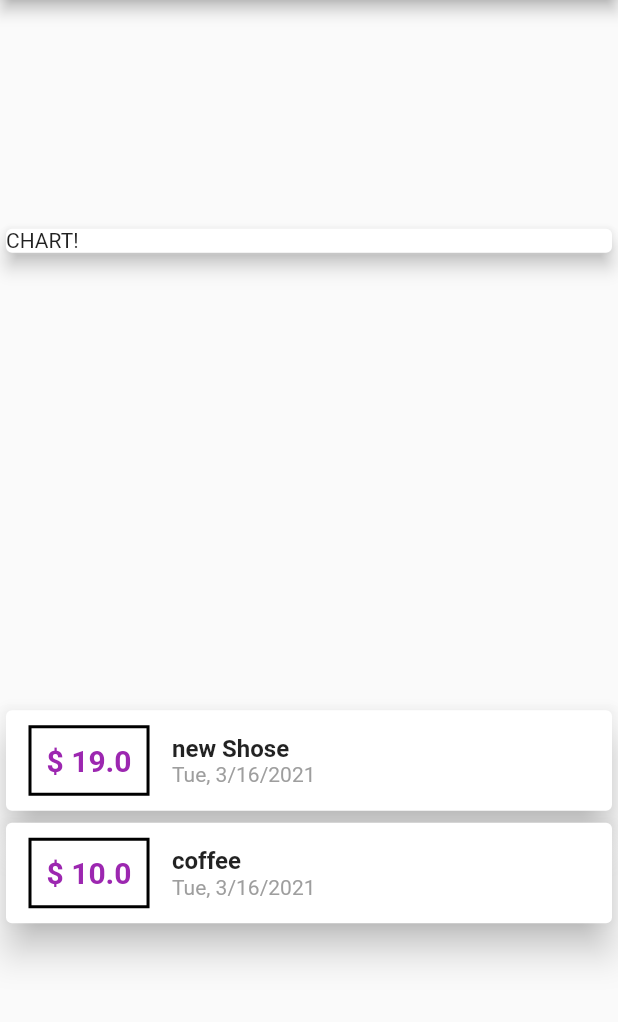
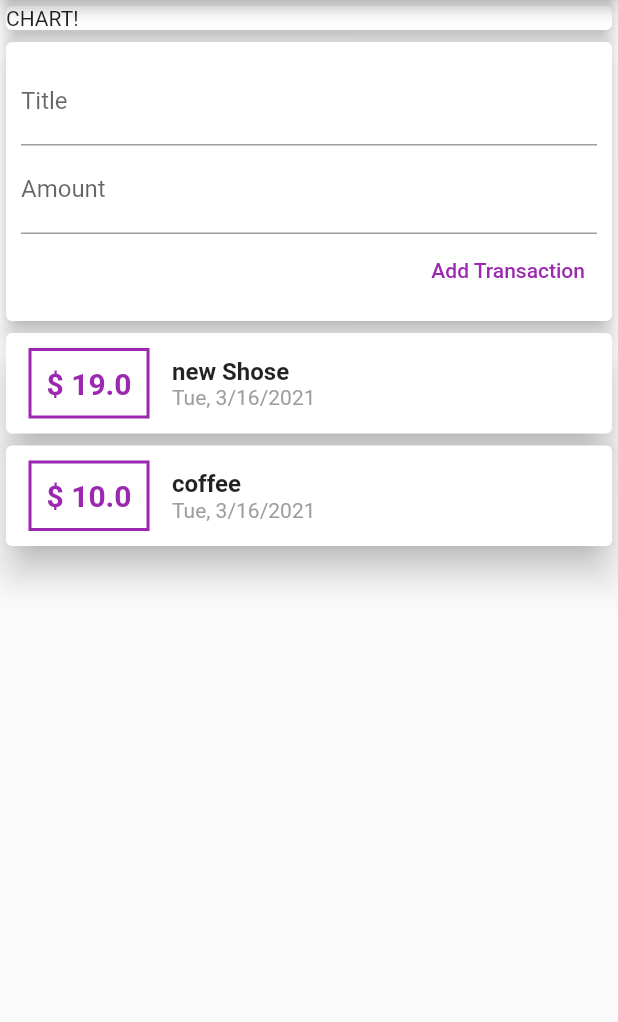
Before and after one commit to ateeq1999/flutter_expense_tracker, a Flutter app: the screen it shows after launch, on a phone screen of 412 x 824 dp, the part 84-1106 px from its top. Run offline on Flutter 3.47's test engine with Material 2 defaults, Android fonts, the phone set to English and light mode, and no system bars.

Commit message:
add new structure for the project

```diff
--- a/lib/main.dart
+++ b/lib/main.dart
@@ -1,6 +1,5 @@
 import 'package:flutter/material.dart';
-import 'package:intl/intl.dart';
-import './transaction.dart';
+import './widgets/user_transaction.dart';
 
 void main() {
   runApp(MyApp());
@@ -18,21 +17,6 @@ class MyApp extends StatelessWidget {
 }
 
 class MyHomePage extends StatelessWidget {
-  final List<Transaction> transactions = [
-    Transaction(
-      id: 't1',
-      title: 'new Shose',
-      amount: 19.00,
-      date: DateTime.now(),
-    ),
-    Transaction(
-      id: 't2',
-      title: 'coffee',
-      amount: 10.00,
-      date: DateTime.now(),
-    ),
-  ];
-
   @override
   Widget build(BuildContext context) {
     return Scaffold(
@@ -40,7 +24,7 @@ class MyHomePage extends StatelessWidget {
         title: Text('Expense Tracker App'),
       ),
       body: Column(
-        mainAxisAlignment: MainAxisAlignment.spaceAround,
+        mainAxisAlignment: MainAxisAlignment.start,
         crossAxisAlignment: CrossAxisAlignment.stretch,
         children: [
           Container(
@@ -50,57 +34,7 @@ class MyHomePage extends StatelessWidget {
               elevation: 5,
             ),
           ),
-          Column(
-            children: [
-              ...(transactions)
-                  .map((tx) => Card(
-                        child: Row(
-                          children: [
-                            Container(
-                              margin: EdgeInsets.symmetric(
-                                vertical: 10,
-                                horizontal: 15,
-                              ),
-                              padding: EdgeInsets.all(10),
-                              decoration: BoxDecoration(
-                                border: Border.all(
-                                  color: Colors.black,
-                                  width: 2,
-                                ),
-                              ),
-                              child: Text(
-                                '\$ ${tx.amount}',
-                                style: TextStyle(
-                                    fontWeight: FontWeight.bold,
-                                    fontSize: 20,
-                                    color: Colors.purple),
-                              ),
-                            ),
-                            Column(
-                              crossAxisAlignment: CrossAxisAlignment.start,
-                              children: [
-                                Text(
-                                  tx.title,
-                                  style: TextStyle(
-                                    fontWeight: FontWeight.bold,
-                                    fontSize: 16,
-                                  ),
-                                ),
-                                Text(
-                                  DateFormat.yMEd().format(tx.date),
-                                  style: TextStyle(
-                                    color: Colors.grey,
-                                  ),
-                                ),
-                              ],
-                            )
-                          ],
-                        ),
-                        elevation: 10,
-                      ))
-                  .toList(),
-            ],
-          )
+          UserTransactions(),
         ],
       ),
     );
--- /dev/null
+++ b/lib/widgets/new_transaction.dart
@@ -0,0 +1,45 @@
+import 'package:flutter/material.dart';
+
+class NewTransaction extends StatelessWidget {
+  final titleController = TextEditingController();
+  final amountController = TextEditingController();
+
+  @override
+  Widget build(BuildContext context) {
+    return Card(
+      elevation: 5,
+      child: Container(
+        padding: EdgeInsets.all(10),
+        child: Column(
+          crossAxisAlignment: CrossAxisAlignment.end,
+          children: [
+            TextField(
+              controller: titleController,
+              decoration: InputDecoration(
+                labelText: 'Title',
+              ),
+            ),
+            TextField(
+              controller: amountController,
+              decoration: InputDecoration(
+                labelText: 'Amount',
+              ),
+            ),
+            TextButton(
+              child: Text(
+                'Add Transaction',
+                style: TextStyle(
+                  color: Colors.purple,
+                ),
+              ),
+              onPressed: () {
+                print(titleController.text);
+                print(amountController.text);
+              },
+            ),
+          ],
+        ),
+      ),
+    );
+  }
+}
--- /dev/null
+++ b/lib/widgets/transaction_list.dart
@@ -0,0 +1,66 @@
+import 'package:expense_tracker/widgets/user_transaction.dart';
+import 'package:flutter/material.dart';
+import 'package:intl/intl.dart';
+
+import '../models/transaction.dart';
+
+class TransactionList extends StatelessWidget {
+  final List<Transaction> transactions;
+
+  TransactionList(this.transactions);
+
+  @override
+  Widget build(BuildContext context) {
+    return Column(
+      children: [
+        ...(transactions)
+            .map((tx) => Card(
+                  child: Row(
+                    children: [
+                      Container(
+                        margin: EdgeInsets.symmetric(
+                          vertical: 10,
+                          horizontal: 15,
+                        ),
+                        padding: EdgeInsets.all(10),
+                        decoration: BoxDecoration(
+                          border: Border.all(
+                            color: Colors.purple,
+                            width: 2,
+                          ),
+                        ),
+                        child: Text(
+                          '\$ ${tx.amount}',
+                          style: TextStyle(
+                              fontWeight: FontWeight.bold,
+                              fontSize: 20,
+                              color: Colors.purple),
+                        ),
+                      ),
+                      Column(
+                        crossAxisAlignment: CrossAxisAlignment.start,
+                        children: [
+                          Text(
+                            tx.title,
+                            style: TextStyle(
+                              fontWeight: FontWeight.bold,
+                              fontSize: 16,
+                            ),
+                          ),
+                          Text(
+                            DateFormat.yMEd().format(tx.date),
+                            style: TextStyle(
+                              color: Colors.grey,
+                            ),
+                          ),
+                        ],
+                      ),
+                    ],
+                  ),
+                  elevation: 10,
+                ))
+            .toList(),
+      ],
+    );
+  }
+}
--- /dev/null
+++ b/lib/widgets/user_transaction.dart
@@ -0,0 +1,39 @@
+import 'package:flutter/material.dart';
+
+import './new_transaction.dart';
+import './transaction_list.dart';
+
+import '../models/transaction.dart';
+
+class UserTransactions extends StatefulWidget {
+  @override
+  _UserTransactionsState createState() => _UserTransactionsState();
+}
+
+class _UserTransactionsState extends State<UserTransactions> {
+  final List<Transaction> _userTransation = [
+    Transaction(
+      id: 't1',
+      title: 'new Shose',
+      amount: 19.00,
+      date: DateTime.now(),
+    ),
+    Transaction(
+      id: 't2',
+      title: 'coffee',
+      amount: 10.00,
+      date: DateTime.now(),
+    ),
+  ];
+  @override
+  Widget build(BuildContext context) {
+    return Column(
+      children: [
+        NewTransaction(),
+        TransactionList(
+          _userTransation,
+        ),
+      ],
+    );
+  }
+}
```
Also changed, not shown: lib/models/transaction.dart (renamed from lib/transaction.dart).
